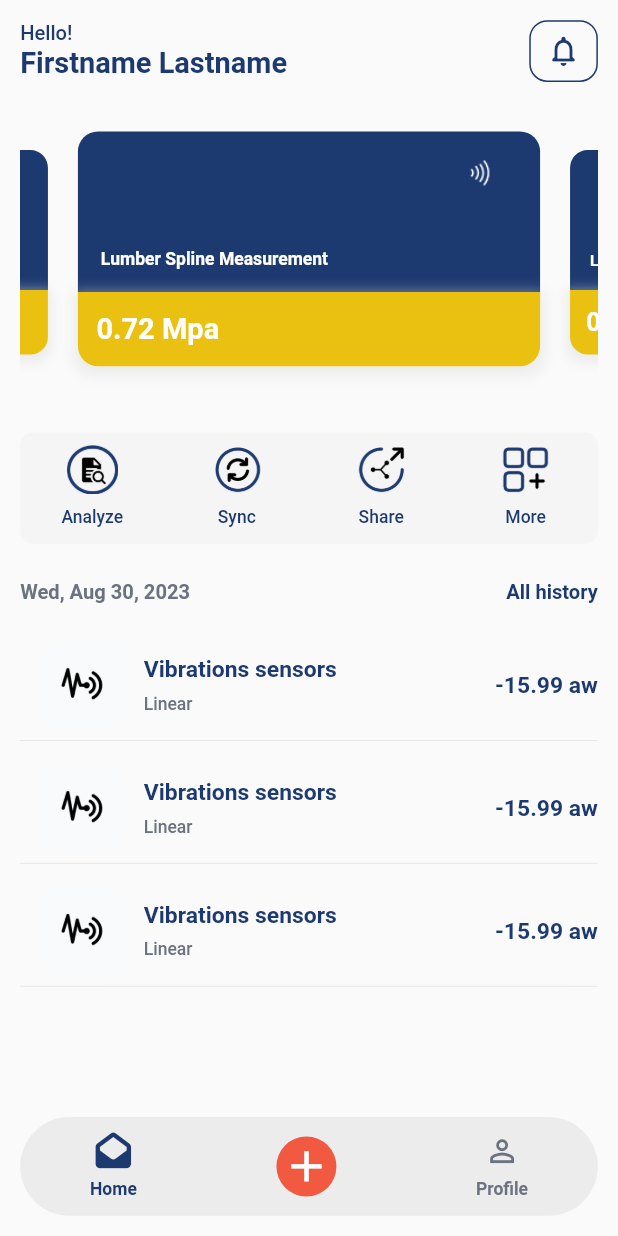
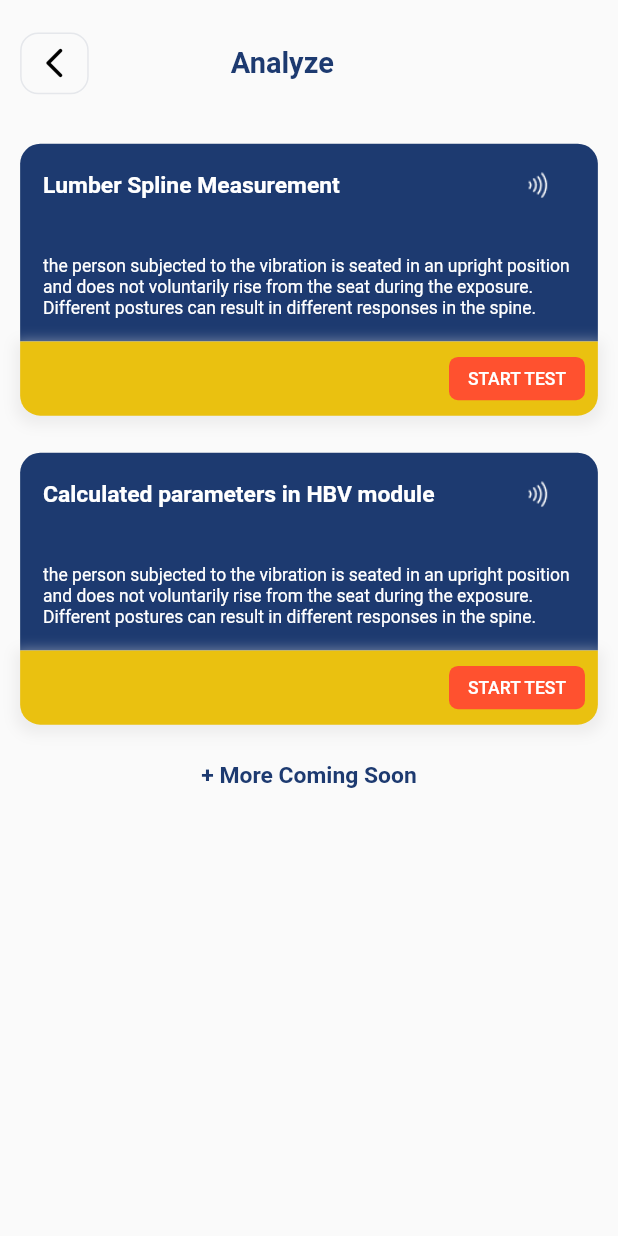
Before and after one commit to anshd258/Lumber-Spine-app-and-web, a Flutter app: the screen it shows after launch, after a tap on "Analyze", on a phone screen of 412 x 824 dp. Run offline on Flutter 3.47's test engine with Material 2 defaults, Android fonts, the light colour scheme and no system bars; drawn by our look-alikes of carousel_slider; our stand-ins replace font_awesome_flutter, google_fonts, pinput, responsive_sizer; missing offline and left inert: email_otp.

Commit message:
Analyze page completed

```diff
--- a/lib/Middleware/constants/colors.dart
+++ b/lib/Middleware/constants/colors.dart
@@ -9,3 +9,4 @@ Color grey = const Color(0xff9CA3AF);
 Color lighterGrey = const Color(0xffE5E7EB);
 Color black = Colors.black;
 Color yellow = const Color.fromARGB(255, 234, 193, 16);
+Color red = const Color.fromARGB(255, 255, 81, 47);
--- a/lib/Middleware/helper/routes/routes.dart
+++ b/lib/Middleware/helper/routes/routes.dart
@@ -1,4 +1,5 @@
 import 'package:data_hub/UI/screens/about_screen.dart';
+import 'package:data_hub/UI/screens/analyze_screen.dart';
 import 'package:data_hub/UI/screens/home_screen.dart';
 import 'package:data_hub/UI/screens/registration_completed_screen.dart';
 import 'package:data_hub/UI/screens/sign_up.dart';
@@ -18,4 +19,5 @@ var routes = <String, WidgetBuilder>{
   '/registration_completed_screen': (context) =>
       const RegistrationCompletedScreen(),
   '/home_screen': (context) => const HomeScreen(),
+  '/analyze_screen': (context) => AnalyzeScreen(),
 };
--- /dev/null
+++ b/lib/UI/screens/analyze_screen.dart
@@ -0,0 +1,187 @@
+import 'package:data_hub/UI/widgets/back_button.dart';
+import 'package:flutter/material.dart';
+import 'package:google_fonts/google_fonts.dart';
+import 'package:responsive_sizer/responsive_sizer.dart';
+
+import '../../Middleware/constants/colors.dart';
+
+class AnalyzeScreen extends StatelessWidget {
+  AnalyzeScreen({super.key});
+
+  String desc =
+      'the person subjected to the vibration is seated in an upright position and does not voluntarily rise from the seat during the exposure. Different postures can result in different responses in the spine.';
+
+  @override
+  Widget build(BuildContext context) {
+    return SafeArea(
+      child: Scaffold(
+        body: Padding(
+          padding: EdgeInsets.all(15.sp),
+          child: Column(
+            children: [
+              SizedBox(
+                height: 1.h,
+              ),
+              Row(
+                children: [
+                  const MyBackButton(),
+                  SizedBox(
+                    width: 23.w,
+                  ),
+                  Text(
+                    'Analyze',
+                    style: GoogleFonts.roboto(
+                      color: blue,
+                      fontSize: 18.sp,
+                      fontWeight: FontWeight.w700,
+                    ),
+                  ),
+                ],
+              ),
+              SizedBox(
+                height: 4.h,
+              ),
+              MyCard(
+                title: 'Lumber Spline Measurement',
+                desc: desc,
+                onTap: () {},
+              ),
+              MyCard(
+                title: 'Calculated parameters in HBV module',
+                desc: desc,
+                onTap: () {},
+              ),
+              Text(
+                '+ More Coming Soon',
+                style: GoogleFonts.roboto(
+                  color: blue,
+                  fontSize: 16.sp,
+                  fontWeight: FontWeight.bold,
+                ),
+              )
+            ],
+          ),
+        ),
+      ),
+    );
+  }
+}
+
+class MyCard extends StatelessWidget {
+  final String title;
+  final String desc;
+  final Function onTap;
+  const MyCard({
+    super.key,
+    required this.title,
+    required this.desc,
+    required this.onTap,
+  });
+
+  @override
+  Widget build(BuildContext context) {
+    return Column(
+      children: [
+        Container(
+          padding: EdgeInsets.all(16.sp),
+          height: 16.h,
+          width: double.infinity,
+          decoration: BoxDecoration(
+            color: blue,
+            borderRadius: BorderRadius.only(
+              topLeft: Radius.circular(15.sp),
+              topRight: Radius.circular(15.sp),
+            ),
+          ),
+          child: Column(
+            crossAxisAlignment: CrossAxisAlignment.start,
+            children: [
+              Row(
+                mainAxisAlignment: MainAxisAlignment.start,
+                children: [
+                  Text(
+                    title,
+                    style: GoogleFonts.roboto(
+                      color: whiteText,
+                      fontSize: 16.sp,
+                      fontWeight: FontWeight.w600,
+                    ),
+                  ),
+                  const Spacer(),
+                  Container(
+                    height: 3.h,
+                    width: 12.w,
+                    decoration: const BoxDecoration(
+                      image: DecorationImage(
+                        image: AssetImage("assets/home_page/w.png"),
+                        fit: BoxFit.contain,
+                      ),
+                    ),
+                  ),
+                ],
+              ),
+              const Spacer(),
+              Text(
+                desc,
+                style: GoogleFonts.roboto(
+                  color: Colors.white,
+                  fontSize: 14.sp,
+                ),
+              )
+            ],
+          ),
+        ),
+        Container(
+          height: 6.h,
+          width: double.infinity,
+          decoration: BoxDecoration(
+            color: yellow,
+            borderRadius: BorderRadius.only(
+              bottomLeft: Radius.circular(15.sp),
+              bottomRight: Radius.circular(15.sp),
+            ),
+            boxShadow: [
+              BoxShadow(
+                color:
+                    const Color.fromARGB(255, 224, 223, 223).withOpacity(0.5),
+                spreadRadius: 3,
+                blurRadius: 7,
+                offset: const Offset(0, 3),
+              ),
+            ],
+          ),
+          child: Row(
+            mainAxisAlignment: MainAxisAlignment.end,
+            children: [
+              GestureDetector(
+                onTap: () => onTap(),
+                child: Container(
+                  margin: EdgeInsets.all(12.sp),
+                  height: 3.5.h,
+                  width: 22.w,
+                  decoration: BoxDecoration(
+                    color: red,
+                    borderRadius: BorderRadius.circular(10.sp),
+                  ),
+                  child: Center(
+                    child: Text(
+                      'START TEST',
+                      style: GoogleFonts.roboto(
+                        color: whiteText,
+                        fontSize: 14.sp,
+                        fontWeight: FontWeight.w500,
+                      ),
+                    ),
+                  ),
+                ),
+              ),
+            ],
+          ),
+        ),
+        SizedBox(
+          height: 3.h,
+        ),
+      ],
+    );
+  }
+}
--- a/lib/UI/screens/home_screen.dart
+++ b/lib/UI/screens/home_screen.dart
@@ -83,24 +83,30 @@ class _HomeScreenState extends State<HomeScreen> {
                   color: const Color.fromARGB(200, 243, 243, 243),
                   borderRadius: BorderRadius.circular(12.sp),
                 ),
-                child: const Row(
+                child: Row(
                   mainAxisAlignment: MainAxisAlignment.spaceAround,
                   children: [
                     Options(
                       name: 'Analyze',
                       url: "assets/home_page/analyze.png",
+                      onTap: () {
+                        Navigator.pushNamed(context, '/analyze_screen');
+                      },
                     ),
                     Options(
                       name: 'Sync',
                       url: "assets/home_page/refresh.png",
+                      onTap: () {},
                     ),
                     Options(
                       name: 'Share',
                       url: "assets/home_page/share.png",
+                      onTap: () {},
                     ),
                     Options(
                       name: 'More',
                       url: "assets/home_page/more.png",
+                      onTap: () {},
                     ),
                   ],
                 ),
@@ -143,19 +149,19 @@ class _HomeScreenState extends State<HomeScreen> {
                 height: 1.h,
               ),
               const HistoryCard(
-                url: 'assets/home_page/vibration.png',
-                title: 'Vibrations sensors',
-                subtitle: 'Linear',
-                value: '-15.99 aw',
+                url: 'assets/home_page/hbv.png',
+                title: '',
+                subtitle: 'RMS-Peak-MSDV',
+                value: '+2,045.00 wa',
               ),
               Divider(color: lighterGrey),
               SizedBox(
                 height: 1.h,
               ),
               const HistoryCard(
-                url: 'assets/home_page/vibration.png',
-                title: 'Vibrations sensors',
-                subtitle: 'Linear',
+                url: 'assets/home_page/lumber.png',
+                title: 'Lumber Spine',
+                subtitle: 'Sent',
                 value: '-15.99 aw',
               ),
               Divider(color: lighterGrey),
@@ -288,7 +294,7 @@ class Carousel extends StatelessWidget {
                           'Lumber Spline Measurement',
                           style: GoogleFonts.roboto(
                             color: whiteText,
-                            fontSize: 14.sp,
+                            fontSize: 16.sp,
                             fontWeight: FontWeight.w600,
                           ),
                         ),
@@ -348,12 +354,14 @@ class Carousel extends StatelessWidget {
 class Options extends StatelessWidget {
   final String name;
   final String url;
-  const Options({super.key, required this.name, required this.url});
+  final Function onTap;
+  const Options(
+      {super.key, required this.name, required this.url, required this.onTap});
 
   @override
   Widget build(BuildContext context) {
     return GestureDetector(
-      onTap: () {},
+      onTap: () => onTap(),
       child: Column(
         children: [
           SizedBox(
--- a/lib/UI/widgets/bottom_navbar.dart
+++ b/lib/UI/widgets/bottom_navbar.dart
@@ -40,11 +40,13 @@ class BottomNavBar extends StatelessWidget {
                   fontSize: 14.sp,
                   fontWeight: FontWeight.w600,
                 ),
-              )
+              ),
             ],
           ),
           GestureDetector(
-            onTap: () {},
+            onTap: () {
+              Navigator.pushNamed(context, '/analyze_screen');
+            },
             child: CircleAvatar(
               backgroundColor: const Color.fromARGB(255, 241, 90, 64),
               child: Icon(
```
